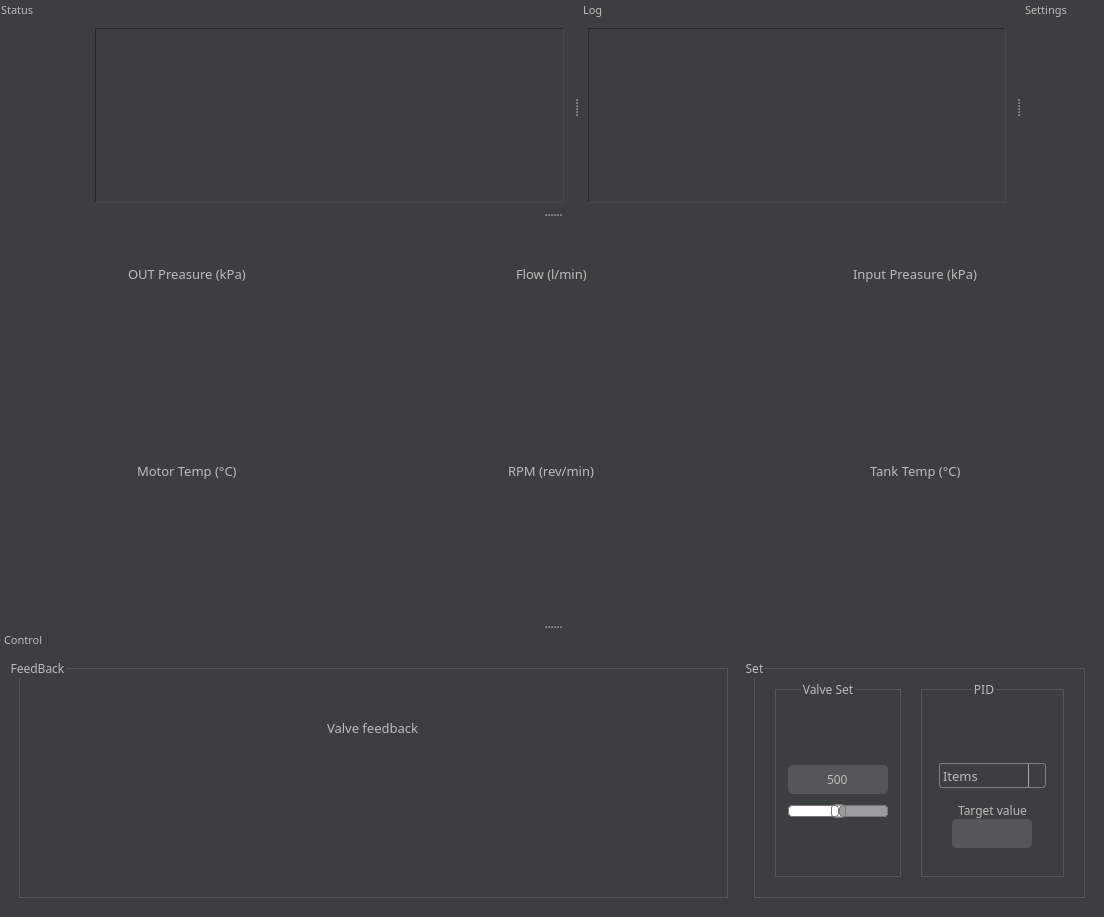
This is mainwindow.ui in SundaySW/PumpBenchController as Qt 5 draws it before an edit. The edited form follows.
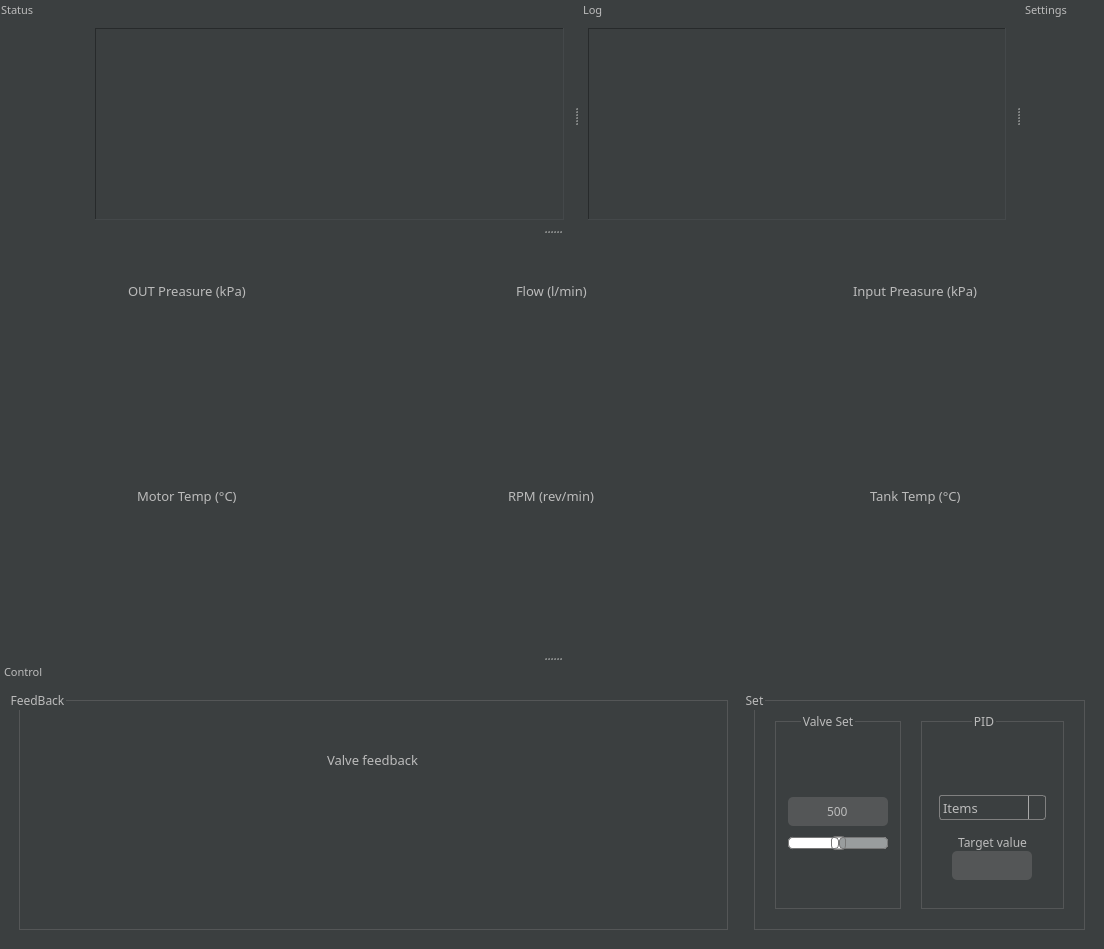
This is the edited form. Icons and pictures are not drawn. Custom widgets are drawn as their Qt base class.

```diff
--- a/mainwindow.ui
+++ b/mainwindow.ui
@@ -7,7 +7,7 @@
     <x>0</x>
     <y>0</y>
     <width>1104</width>
-    <height>894</height>
+    <height>949</height>
    </rect>
   </property>
   <property name="sizePolicy">
```
Left out of the diff: 2 changed lines with no effect on the pictures.
